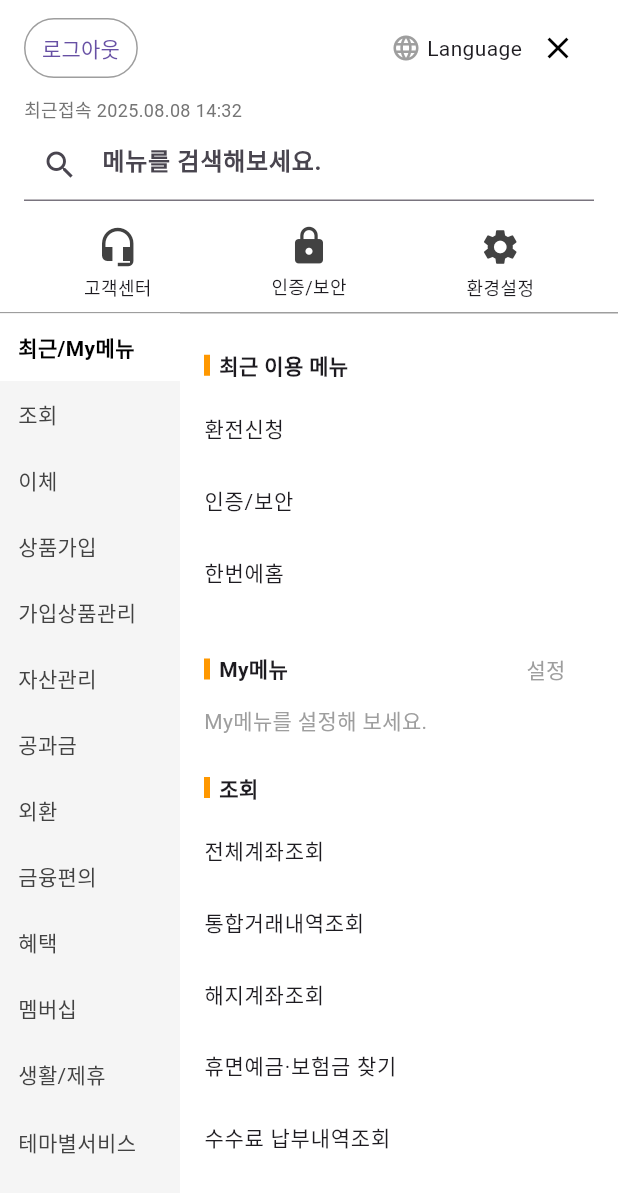
After one commit to Ongyy04/Showcase, a Flutter app: the SettingsPage screen opened by its route, on a phone screen of 412 x 824 dp. The commit adds this screen. Shown: the top 1193 px of the screen. Run offline on Flutter 3.47's test engine with Material 3 defaults, Android fonts, the phone set to English and light mode, and no system bars; our stand-ins replace hive, hive_flutter; accounts and stored records are empty; Roboto replaces fonts that are missing (Pretendard).

Commit message:
설정창이요

```diff
--- a/lib/main.dart
+++ b/lib/main.dart
@@ -1,4 +1,5 @@
 import 'package:flutter/material.dart';
+import 'package:my_app/pages/setting_page.dart';
 import 'database.dart';
 import 'pages/home_page.dart';
 import 'pages/search_page.dart';
@@ -35,6 +36,7 @@ class MyApp extends StatelessWidget {
         '/coupon_detail': (context) => const CouponDetailPage(),
         '/purchase_list': (context) => const PurchaseHistoryPage(),
         '/signup': (context) => const SignUpPage(),
+        '/settings': (context) => const SettingsPage(),
       },
     );
   }
--- a/lib/pages/home_page.dart
+++ b/lib/pages/home_page.dart
@@ -1,4 +1,7 @@
+// lib/pages/home.dart
+
 import 'package:flutter/material.dart';
+import 'package:my_app/pages/setting_page.dart'; // settings_page.dart import
 
 String _money(int v) =>
     v.toString().replaceAllMapped(RegExp(r'\B(?=(\d{3})+(?!\d))'), (m) => ',');
@@ -92,7 +95,15 @@ class _HomePageState extends State<HomePage> {
                   child: Image.asset('assets/images/home.png', width: 24, height: 24),
                 ),
                 const SizedBox(width: 16),
-                Image.asset('assets/images/more.png', width: 24, height: 24),
+                GestureDetector(
+                  onTap: () {
+                    Navigator.push(
+                      context,
+                      MaterialPageRoute(builder: (context) => const SettingsPage()),
+                    );
+                  },
+                  child: Image.asset('assets/images/more.png', width: 24, height: 24),
+                ),
               ],
             ),
           )
@@ -164,7 +175,6 @@ class _HomePageState extends State<HomePage> {
           ),
           _GoToMarketBanner(
             onPressed: () {
-              // TODO: 실제 이동 로직
               Navigator.pushNamed(context, '/kb_market');
             },
           ),
--- a/lib/pages/my_coupons_page.dart
+++ b/lib/pages/my_coupons_page.dart
@@ -1,4 +1,5 @@
 import 'package:flutter/material.dart';
+import 'package:my_app/pages/setting_page.dart';
 
 class MyCouponsPage extends StatefulWidget {
   const MyCouponsPage({super.key});
@@ -98,7 +99,16 @@ class _MyCouponsPageState extends State<MyCouponsPage> {
                   child: Image.asset('assets/images/home.png', width: 24, height: 24),
                 ),
                 const SizedBox(width: 16),
-                Image.asset('assets/images/more.png', width: 24, height: 24),
+                GestureDetector(
+                  onTap: () {
+                    // 'more.png' 아이콘을 탭하면 SettingsPage로 이동
+                    Navigator.push(
+                      context,
+                      MaterialPageRoute(builder: (context) => const SettingsPage()),
+                    );
+                  },
+                  child: Image.asset('assets/images/more.png', width: 24, height: 24),
+                ),
               ],
             ),
           )
--- a/lib/pages/purchase_list.dart
+++ b/lib/pages/purchase_list.dart
@@ -1,10 +1,11 @@
 import 'package:flutter/material.dart';
+import 'package:my_app/pages/setting_page.dart'; // SettingsPage import
 
 class PurchaseHistoryPage extends StatefulWidget {
   const PurchaseHistoryPage({super.key});
 
   @override
-  State<PurchaseHistoryPage> createState() => _PurchaseHistoryPageState(); // 여기를 수정했습니다.
+  State<PurchaseHistoryPage> createState() => _PurchaseHistoryPageState();
 }
 
 class _PurchaseHistoryPageState extends State<PurchaseHistoryPage> {
@@ -41,7 +42,16 @@ class _PurchaseHistoryPageState extends State<PurchaseHistoryPage> {
                   child: Image.asset('assets/images/home.png', width: 24, height: 24),
                 ),
                 const SizedBox(width: 16),
-                Image.asset('assets/images/more.png', width: 24, height: 24),
+                GestureDetector(
+                  onTap: () {
+                    // 'more.png' 아이콘을 탭하면 SettingsPage로 이동
+                    Navigator.push(
+                      context,
+                      MaterialPageRoute(builder: (context) => const SettingsPage()),
+                    );
+                  },
+                  child: Image.asset('assets/images/more.png', width: 24, height: 24),
+                ),
               ],
             ),
           )
--- /dev/null
+++ b/lib/pages/setting_page.dart
@@ -0,0 +1,207 @@
+import 'package:flutter/material.dart';
+
+class SettingsPage extends StatelessWidget {
+  const SettingsPage({Key? key}) : super(key: key);
+
+  @override
+  Widget build(BuildContext context) {
+    return Scaffold(
+      backgroundColor: Colors.white,
+      body: SafeArea(
+        child: Column(
+          children: [
+            // 상단 로그아웃 / Language / 닫기 버튼
+            Padding(
+              padding: const EdgeInsets.symmetric(horizontal: 16.0, vertical: 8.0),
+              child: Row(
+                mainAxisAlignment: MainAxisAlignment.spaceBetween,
+                children: [
+                  OutlinedButton(
+                    style: OutlinedButton.styleFrom(
+                      padding: const EdgeInsets.symmetric(horizontal: 12, vertical: 6),
+                      side: const BorderSide(color: Colors.grey),
+                      shape: RoundedRectangleBorder(borderRadius: BorderRadius.circular(20)),
+                    ),
+                    onPressed: () {},
+                    child: const Text('로그아웃', style: TextStyle(fontSize: 14)),
+                  ),
+                  Row(
+                    children: [
+                      const Icon(Icons.language, size: 20, color: Colors.grey),
+                      const SizedBox(width: 4),
+                      const Text('Language', style: TextStyle(fontSize: 14)),
+                      IconButton(
+                        icon: const Icon(Icons.close, color: Colors.black),
+                        onPressed: () => Navigator.pop(context),
+                      )
+                    ],
+                  ),
+                ],
+              ),
+            ),
+
+            // 최근 접속 시간
+            Padding(
+              padding: const EdgeInsets.symmetric(horizontal: 16.0),
+              child: Align(
+                alignment: Alignment.centerLeft,
+                child: Text(
+                  '최근접속 2025.08.08 14:32',
+                  style: TextStyle(color: Colors.grey[600], fontSize: 12),
+                ),
+              ),
+            ),
+            const SizedBox(height: 4),
+
+            // 검색창
+            Padding(
+              padding: const EdgeInsets.symmetric(horizontal: 16.0),
+              child: TextField(
+                decoration: InputDecoration(
+                  hintText: '메뉴를 검색해보세요.',
+                  hintStyle: const TextStyle(fontWeight: FontWeight.bold),
+                  prefixIcon: const Icon(Icons.search),
+                  border: const UnderlineInputBorder(
+                    borderSide: BorderSide(color: Colors.grey),
+                  ),
+                ),
+              ),
+            ),
+            const SizedBox(height: 8),
+
+            // 서비스 버튼
+            Padding(
+              padding: const EdgeInsets.symmetric(horizontal: 16.0, vertical: 8.0),
+              child: Row(
+                mainAxisAlignment: MainAxisAlignment.spaceAround,
+                children: [
+                  _serviceButton(Icons.headset_mic, '고객센터'),
+                  _serviceButton(Icons.lock, '인증/보안'),
+                  _serviceButton(Icons.settings, '환경설정'),
+                ],
+              ),
+            ),
+
+            const Divider(height: 1, color: Colors.grey),
+
+            // 좌우 2단 구조
+            Expanded(
+              child: Row(
+                crossAxisAlignment: CrossAxisAlignment.start,
+                children: [
+                  // 왼쪽 메뉴
+                  Container(
+                    width: 120,
+                    color: Colors.grey[100],
+                    child: ListView(
+                      children: [
+                        _leftMenuItem('최근/My메뉴', isBold: true, isActive: true),
+                        _leftMenuItem('조회'),
+                        _leftMenuItem('이체'),
+                        _leftMenuItem('상품가입'),
+                        _leftMenuItem('가입상품관리'),
+                        _leftMenuItem('자산관리'),
+                        _leftMenuItem('공과금'),
+                        _leftMenuItem('외환'),
+                        _leftMenuItem('금융편의'),
+                        _leftMenuItem('혜택'),
+                        _leftMenuItem('멤버십'),
+                        _leftMenuItem('생활/제휴'),
+                        _leftMenuItem('테마별서비스'),
+                      ],
+                    ),
+                  ),
+
+                  // 오른쪽 내용
+                  Expanded(
+                    child: ListView(
+                      padding: const EdgeInsets.all(16),
+                      children: [
+                        // 최근 이용 메뉴
+                        _rightSectionTitle('최근 이용 메뉴'),
+                        _rightMenuItem('환전신청'),
+                        _rightMenuItem('인증/보안'),
+                        _rightMenuItem('한번에홈'),
+                        const SizedBox(height: 16),
+
+                        // My메뉴
+                        Row(
+                          mainAxisAlignment: MainAxisAlignment.spaceBetween,
+                          children: [
+                            _rightSectionTitle('My메뉴'),
+                            TextButton(
+                              onPressed: () {},
+                              child: const Text('설정', style: TextStyle(color: Colors.grey)),
+                            ),
+                          ],
+                        ),
+                        const Text('My메뉴를 설정해 보세요.', style: TextStyle(color: Colors.grey)),
+                        const SizedBox(height: 16),
+
+                        // 조회
+                        _rightSectionTitle('조회'),
+                        _rightMenuItem('전체계좌조회'),
+                        _rightMenuItem('통합거래내역조회'),
+                        _rightMenuItem('해지계좌조회'),
+                        _rightMenuItem('휴면예금·보험금 찾기'),
+                        _rightMenuItem('수수료 납부내역조회'),
+                      ],
+                    ),
+                  ),
+                ],
+              ),
+            ),
+          ],
+        ),
+      ),
+    );
+  }
+
+  static Widget _serviceButton(IconData icon, String label) {
+    return Column(
+      children: [
+        Icon(icon, size: 28, color: Colors.grey[800]),
+        const SizedBox(height: 4),
+        Text(label, style: const TextStyle(fontSize: 12)),
+      ],
+    );
+  }
+
+  Widget _leftMenuItem(String title, {bool isBold = false, bool isActive = false}) {
+    return Container(
+      color: isActive ? Colors.white : Colors.grey[100],
+      padding: const EdgeInsets.symmetric(horizontal: 12, vertical: 12),
+      child: Text(
+        title,
+        style: TextStyle(
+          fontWeight: isBold ? FontWeight.bold : FontWeight.normal,
+          fontSize: 14,
+          color: isActive ? Colors.black : Colors.grey[800],
+        ),
+      ),
+    );
+  }
+
+  Widget _rightSectionTitle(String title) {
+    return Padding(
+      padding: const EdgeInsets.symmetric(vertical: 8.0),
+      child: Row(
+        children: [
+          Container(width: 4, height: 14, color: Colors.orange),
+          const SizedBox(width: 6),
+          Text(title, style: const TextStyle(fontSize: 14, fontWeight: FontWeight.bold)),
+        ],
+      ),
+    );
+  }
+
+  Widget _rightMenuItem(String title) {
+    return ListTile(
+      dense: true,
+      contentPadding: EdgeInsets.zero,
+      title: Text(title, style: const TextStyle(fontSize: 14)),
+      trailing: const Icon(Icons.star_border, size: 18, color: Color.fromRGBO(255, 255, 255, 0.2442)),
+      onTap: () {},
+    );
+  }
+}
```
